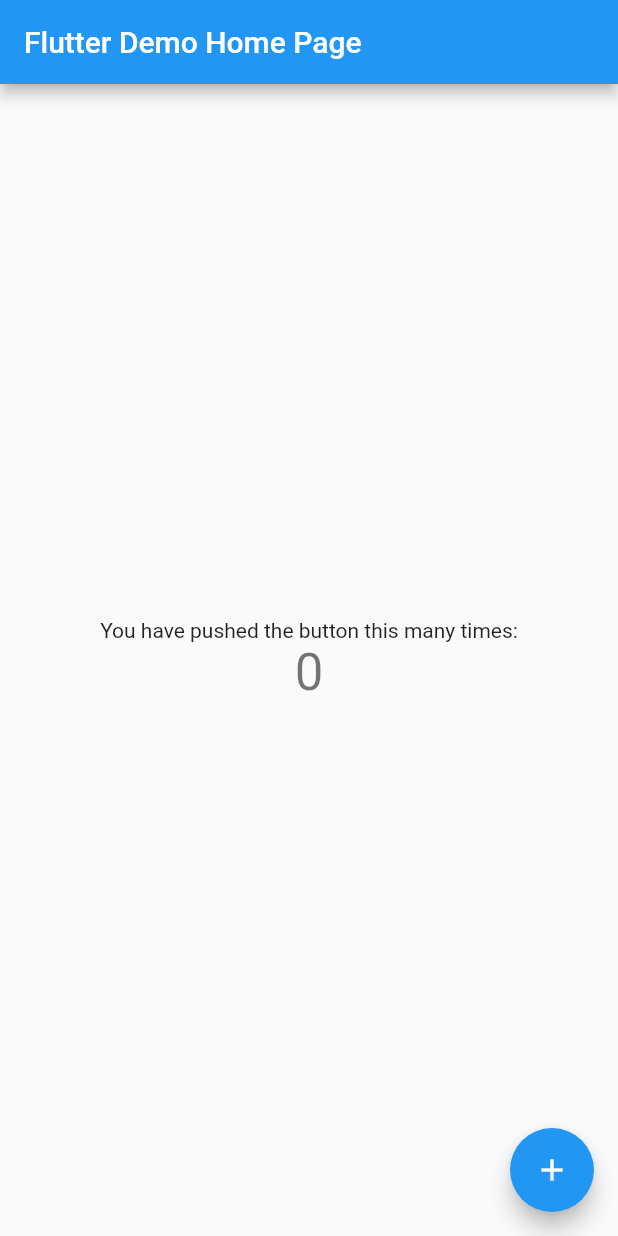
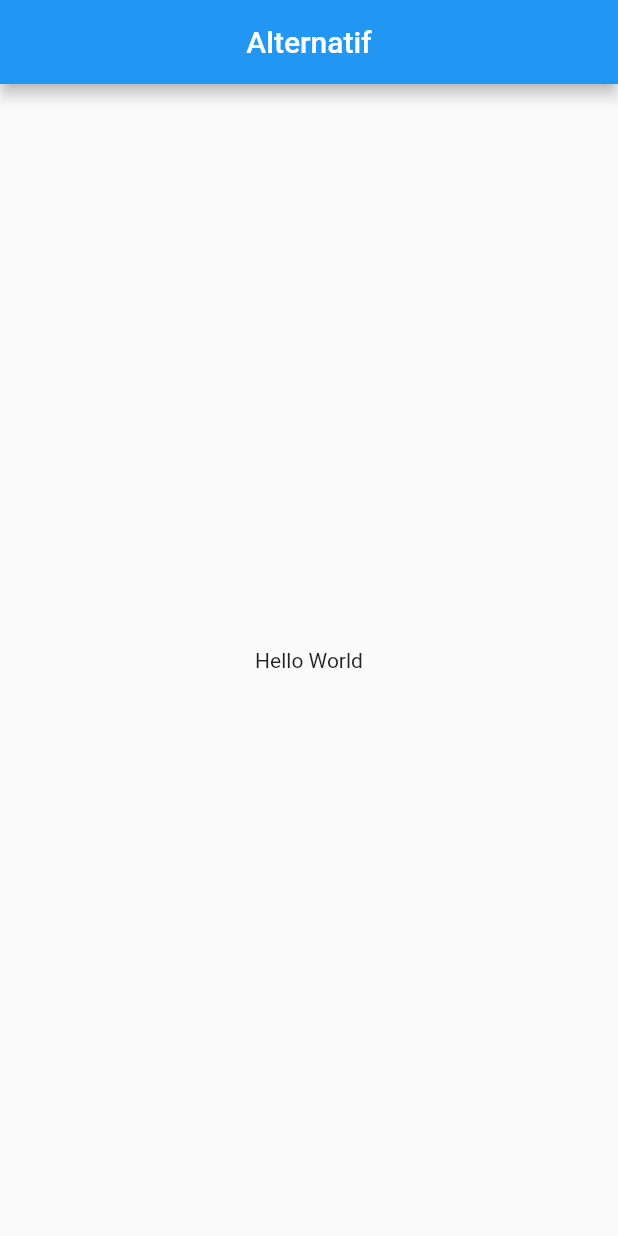
Before and after one commit to ssjrama/alternatif, a Flutter app: the screen it shows after launch, on a phone screen of 412 x 824 dp. Run offline on Flutter 3.47's test engine with Material 2 defaults, Android fonts, the phone set to English and light mode, and no system bars.

Commit message:
Boilerplate Project

```diff
--- a/lib/main.dart
+++ b/lib/main.dart
@@ -1,117 +1,15 @@
 import 'package:flutter/material.dart';
 
 void main() {
-  runApp(MyApp());
-}
-
-class MyApp extends StatelessWidget {
-  // This widget is the root of your application.
-  @override
-  Widget build(BuildContext context) {
-    return MaterialApp(
-      title: 'Flutter Demo',
-      theme: ThemeData(
-        // This is the theme of your application.
-        //
-        // Try running your application with "flutter run". You'll see the
-        // application has a blue toolbar. Then, without quitting the app, try
-        // changing the primarySwatch below to Colors.green and then invoke
-        // "hot reload" (press "r" in the console where you ran "flutter run",
-        // or simply save your changes to "hot reload" in a Flutter IDE).
-        // Notice that the counter didn't reset back to zero; the application
-        // is not restarted.
-        primarySwatch: Colors.blue,
-        // This makes the visual density adapt to the platform that you run
-        // the app on. For desktop platforms, the controls will be smaller and
-        // closer together (more dense) than on mobile platforms.
-        visualDensity: VisualDensity.adaptivePlatformDensity,
-      ),
-      home: MyHomePage(title: 'Flutter Demo Home Page'),
-    );
-  }
-}
-
-class MyHomePage extends StatefulWidget {
-  MyHomePage({Key key, this.title}) : super(key: key);
-
-  // This widget is the home page of your application. It is stateful, meaning
-  // that it has a State object (defined below) that contains fields that affect
-  // how it looks.
-
-  // This class is the configuration for the state. It holds the values (in this
-  // case the title) provided by the parent (in this case the App widget) and
-  // used by the build method of the State. Fields in a Widget subclass are
-  // always marked "final".
-
-  final String title;
-
-  @override
-  _MyHomePageState createState() => _MyHomePageState();
-}
-
-class _MyHomePageState extends State<MyHomePage> {
-  int _counter = 0;
-
-  void _incrementCounter() {
-    setState(() {
-      // This call to setState tells the Flutter framework that something has
-      // changed in this State, which causes it to rerun the build method below
-      // so that the display can reflect the updated values. If we changed
-      // _counter without calling setState(), then the build method would not be
-      // called again, and so nothing would appear to happen.
-      _counter++;
-    });
-  }
-
-  @override
-  Widget build(BuildContext context) {
-    // This method is rerun every time setState is called, for instance as done
-    // by the _incrementCounter method above.
-    //
-    // The Flutter framework has been optimized to make rerunning build methods
-    // fast, so that you can just rebuild anything that needs updating rather
-    // than having to individually change instances of widgets.
-    return Scaffold(
+  runApp(MaterialApp(
+    home: Scaffold(
       appBar: AppBar(
-        // Here we take the value from the MyHomePage object that was created by
-        // the App.build method, and use it to set our appbar title.
-        title: Text(widget.title),
+        title: Text('Alternatif'),
+        centerTitle: true,
       ),
       body: Center(
-        // Center is a layout widget. It takes a single child and positions it
-        // in the middle of the parent.
-        child: Column(
-          // Column is also a layout widget. It takes a list of children and
-          // arranges them vertically. By default, it sizes itself to fit its
-          // children horizontally, and tries to be as tall as its parent.
-          //
-          // Invoke "debug painting" (press "p" in the console, choose the
-          // "Toggle Debug Paint" action from the Flutter Inspector in Android
-          // Studio, or the "Toggle Debug Paint" command in Visual Studio Code)
-          // to see the wireframe for each widget.
-          //
-          // Column has various properties to control how it sizes itself and
-          // how it positions its children. Here we use mainAxisAlignment to
-          // center the children vertically; the main axis here is the vertical
-          // axis because Columns are vertical (the cross axis would be
-          // horizontal).
-          mainAxisAlignment: MainAxisAlignment.center,
-          children: <Widget>[
-            Text(
-              'You have pushed the button this many times:',
-            ),
-            Text(
-              '$_counter',
-              style: Theme.of(context).textTheme.headline4,
-            ),
-          ],
-        ),
+        child: Text('Hello World'),
       ),
-      floatingActionButton: FloatingActionButton(
-        onPressed: _incrementCounter,
-        tooltip: 'Increment',
-        child: Icon(Icons.add),
-      ), // This trailing comma makes auto-formatting nicer for build methods.
-    );
-  }
+    ),
+  ));
 }
```
Also changed, not shown: lib/model/order.dart (added), lib/model/user.dart (added), lib/view/auth/login.dart (added), lib/view/auth/register.dart (added), lib/view/faq.dart (added), lib/view/home/content.dart (added), lib/view/home/home.dart (added), lib/view/list/detail.dart (added), lib/view/list/list.dart (added), lib/view/list/payment.dart (added), lib/view/order.dart (added), lib/view/profile/profile.dart (added), lib/view/profile/update_profile.dart (added), 1 other file.
